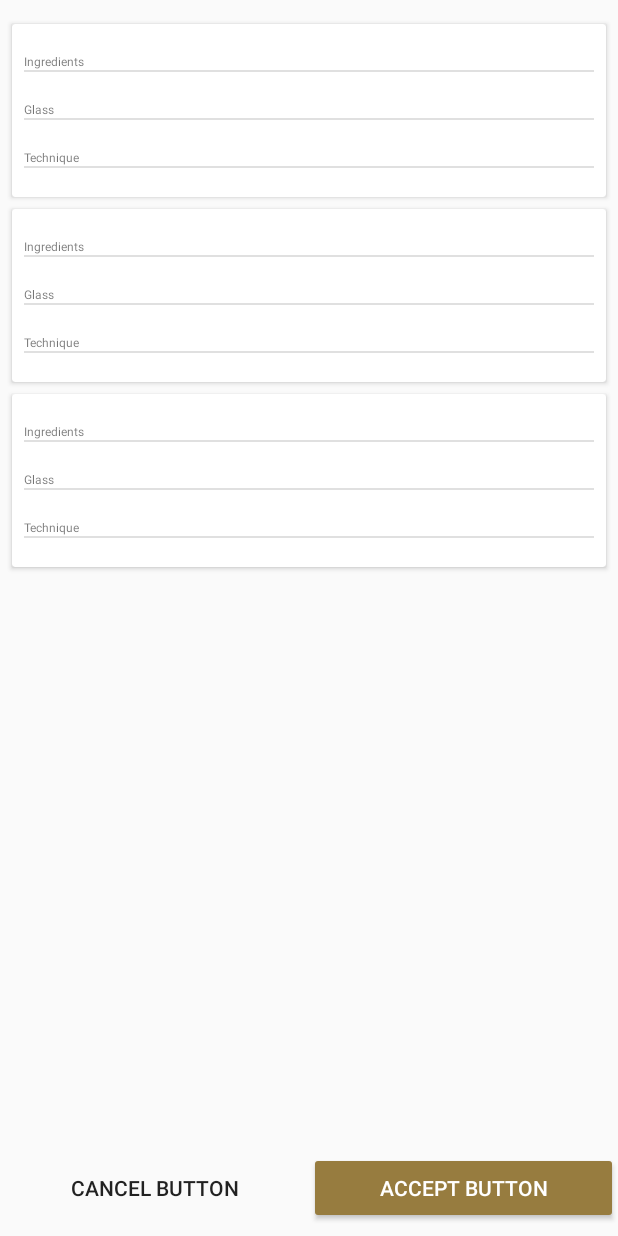
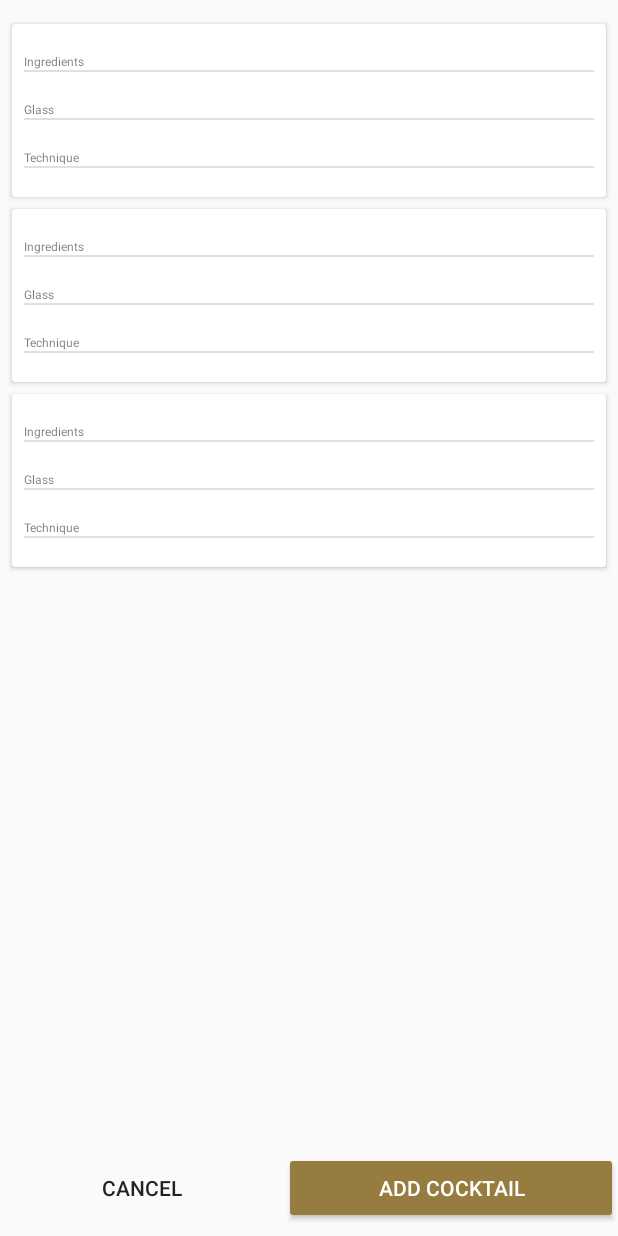
Before and after one commit to bblazik/IncDraft, an Android app: the layout fragment_add_cocktail.xml on its own in the app's theme, with its tools: preview values and no code run, on a phone screen of 412 x 824 dp. Run offline under Robolectric (Android 15) with nearby library versions, the phone set to English and light mode, and no system bars.

Commit message:
Add more string resources

```diff
--- a/app/build.gradle
+++ b/app/build.gradle
@@ -19,8 +19,12 @@ android {
 
     buildTypes {
         release {
-            minifyEnabled false
+            minifyEnabled true
             proguardFiles getDefaultProguardFile('proguard-android.txt'), 'proguard-rules.pro'
+        }
+        debug {
+            applicationIdSuffix ".debug"
+            debuggable true
         }
     }
     compileOptions {
--- a/app/src/main/res/layout/activity_main.xml
+++ b/app/src/main/res/layout/activity_main.xml
@@ -45,11 +45,11 @@
             <android.support.design.widget.TabItem
                 android:layout_width="match_parent"
                 android:layout_height="wrap_content"
-                android:text= "Goście" />
+                android:text="@string/guests" />
             <android.support.design.widget.TabItem
                 android:layout_width="match_parent"
                 android:layout_height="wrap_content"
-                android:text= "Koktaile"/>
+                android:text= "@string/cocktails"/>
         </android.support.design.widget.TabLayout>
 
         <FrameLayout
--- a/app/src/main/res/layout/cocktail_row.xml
+++ b/app/src/main/res/layout/cocktail_row.xml
@@ -46,7 +46,7 @@
                     android:layout_height="wrap_content"
                     android:visibility="@{viewModel.extended? View.VISIBLE: View.GONE}"
                     android:textSize="@dimen/material_list_normal_primary_text_size"
-                    android:text="Ingredients" />
+                    android:text="@string/ingredients" />
 
                 <View
                     android:id="@+id/divider"
@@ -70,7 +70,7 @@
                     android:layout_height="wrap_content"
                     android:visibility="@{viewModel.extended? View.VISIBLE: View.GONE}"
                     android:textSize="@dimen/material_list_normal_primary_text_size"
-                    android:text="Glass" />
+                    android:text="@string/glass" />
 
                 <View
                     android:id="@+id/divider2"
@@ -94,7 +94,7 @@
                     android:layout_height="wrap_content"
                     android:visibility="@{viewModel.extended? View.VISIBLE: View.GONE}"
                     android:textSize="@dimen/material_list_normal_primary_text_size"
-                    android:text="Technique" />
+                    android:text="@string/technique" />
 
                 <View
                     android:id="@+id/divider3"
--- a/app/src/main/res/layout/fragment_add_cocktail.xml
+++ b/app/src/main/res/layout/fragment_add_cocktail.xml
@@ -40,7 +40,7 @@
                 android:layout_width="wrap_content"
                 android:layout_height="match_parent"
                 android:layout_weight="1"
-                android:text="cancel button" />
+                android:text="@string/cancel" />
 
             <Button
                 android:id="@+id/acceptButton"
@@ -49,7 +49,7 @@
                 android:layout_height="wrap_content"
                 android:layout_weight="1"
                 android:backgroundTint="@color/colorAccent"
-                android:text="accept button" />
+                android:text="@string/add_cocktail" />
         </LinearLayout>
     </android.support.constraint.ConstraintLayout>
 </layout>
--- a/app/src/main/res/layout/fragment_add_guest.xml
+++ b/app/src/main/res/layout/fragment_add_guest.xml
@@ -97,7 +97,7 @@
                 android:layout_height="wrap_content"
                 android:layout_weight="1"
                 android:onClick="@{viewModel.closeButton}"
-                android:text="cancel button" />
+                android:text="@string/cancel" />
 
             <Button
                 android:id="@+id/acceptButton"
@@ -107,7 +107,7 @@
                 android:layout_weight="1"
                 android:onClick="@{viewModel.acceptButton}"
                 android:backgroundTint="@color/colorAccent"
-                android:text="accept button" />
+                android:text="@string/add_guest_button" />
         </LinearLayout>
     </LinearLayout>
 </layout>
--- a/app/src/main/res/values/strings.xml
+++ b/app/src/main/res/values/strings.xml
@@ -4,4 +4,12 @@
     <string name="action_settings">Settings</string>
     <string name="app_label">Incognito</string>
     <string name="discount">Discount: %1$s %%</string>
+    <string name="guests">Guests</string>
+    <string name="cocktails">Cocktails</string>
+    <string name="ingredients">Ingredients</string>
+    <string name="glass">Glass</string>
+    <string name="technique">Technique</string>
+    <string name="add_cocktail">Add cocktail</string>
+    <string name="cancel">Cancel</string>
+    <string name="add_guest_button">Add guest</string>
 </resources>
```
Also changed, not shown: 2 other files.
